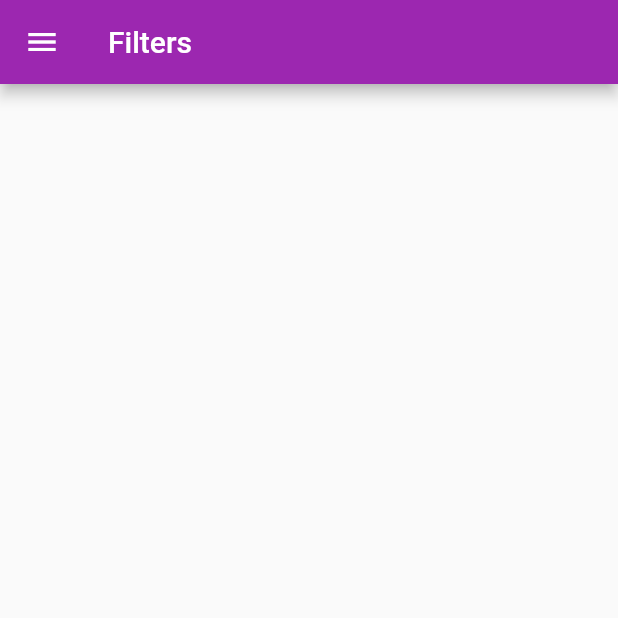
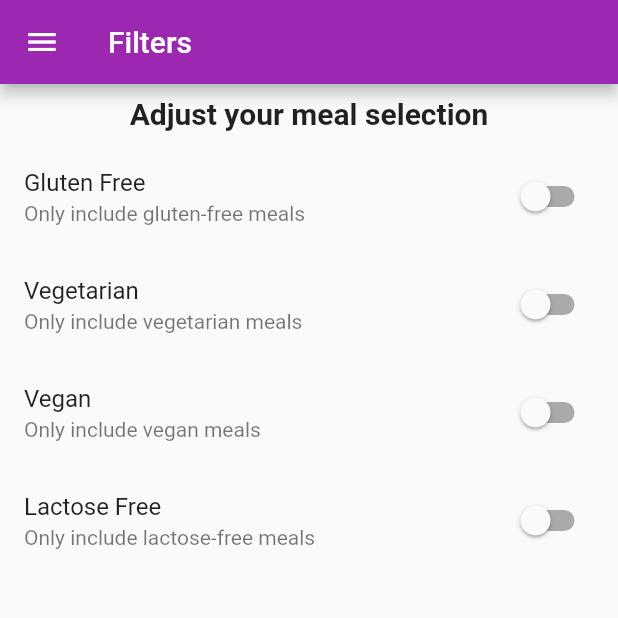
Before and after one commit to YuneshShrestha/meals_app, a Flutter app: the FiltersScreen screen opened by its route, on a phone screen of 412 x 824 dp, the top half of it. Run offline on Flutter 3.47's test engine with Material 2 defaults, Android fonts, the phone set to English and light mode, and no system bars.

Commit message:
filters switchtile added

```diff
--- a/lib/screen/filters_screen.dart
+++ b/lib/screen/filters_screen.dart
@@ -1,9 +1,29 @@
 import 'package:flutter/material.dart';
 import 'package:meals_app/widgets/main_drawer.dart';
 
-class FiltersScreen extends StatelessWidget {
+class FiltersScreen extends StatefulWidget {
   static const String route = '/filters';
   const FiltersScreen({Key? key}) : super(key: key);
+
+  @override
+  State<FiltersScreen> createState() => _FiltersScreenState();
+}
+
+class _FiltersScreenState extends State<FiltersScreen> {
+  var _glutenFree = false;
+  var _vegetarian = false;
+  var _vegan = false;
+  var _lactoseFree = false;
+  Widget _switchTile(String title, String subtitle, bool currentValue,
+      void Function(bool)? updateValue) {
+    return SwitchListTile(
+      activeColor: Theme.of(context).colorScheme.secondary,
+      value: currentValue,
+      onChanged: updateValue,
+      title: Text(title),
+      subtitle: Text(subtitle),
+    );
+  }
 
   @override
   Widget build(BuildContext context) {
@@ -12,6 +32,65 @@ class FiltersScreen extends StatelessWidget {
         title: const Text('Filters'),
       ),
       drawer: const MainDrawer(),
+      body: Column(
+        children: [
+          const Padding(
+            padding: EdgeInsets.all(8.0),
+            child: Center(
+              child: Text(
+                'Adjust your meal selection',
+                style: TextStyle(fontSize: 20.0, fontWeight: FontWeight.w700),
+              ),
+            ),
+          ),
+          Expanded(
+            child: ListView(
+              children: [
+                _switchTile(
+                  'Gluten Free',
+                  'Only include gluten-free meals',
+                  _glutenFree,
+                  (value) {
+                    setState(() {
+                      _glutenFree = value;
+                    });
+                  },
+                ),
+                _switchTile(
+                  'Vegetarian',
+                  'Only include vegetarian meals',
+                  _vegetarian,
+                  (value) {
+                    setState(() {
+                      _vegetarian = value;
+                    });
+                  },
+                ),
+                _switchTile(
+                  'Vegan',
+                  'Only include vegan meals',
+                  _vegan,
+                  (value) {
+                    setState(() {
+                      _vegan = value;
+                    });
+                  },
+                ),
+                _switchTile(
+                  'Lactose Free',
+                  'Only include lactose-free meals',
+                  _lactoseFree,
+                  (value) {
+                    setState(() {
+                      _lactoseFree = value;
+                    });
+                  },
+                ),
+              ],
+            ),
+          )
+        ],
+      ),
     );
   }
 }
```
